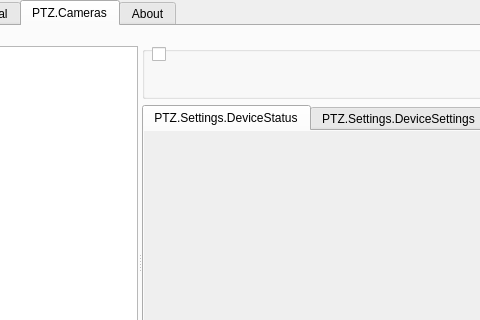
First picture: the form in src/controller/settings.ui, repository glikely/obs-ptz, before the edit; both pictures show x 120 to 600 and y 0 to 320 of the 750 by 500 pixel window.
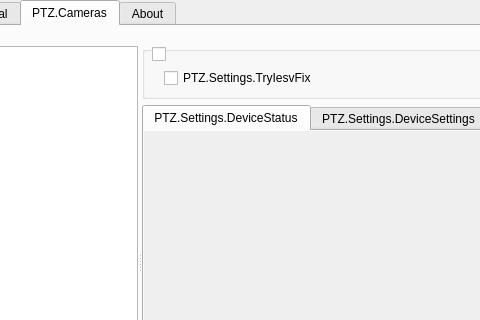
Second picture: the form after the edit. The open tabs and pages were chosen to show the change. Custom widgets are drawn as their Qt base class.

Commit message:
settings: Add a "Try fix for iesv" checkbox for the preview's draw state
For a test build, not for merging: it lets iesv turn the draw state fix
on and off in the running preview and compare the two. It starts off.

Diff of the .ui file:
```diff
--- a/src/controller/settings.ui
+++ b/src/controller/settings.ui
@@ -388,6 +388,13 @@
                  <item alignment="Qt::AlignmentFlag::AlignTop">
                   <widget class="PTZSourceDisplay" name="sourcePreview"/>
                  </item>
+                 <item alignment="Qt::AlignmentFlag::AlignTop">
+                  <widget class="QCheckBox" name="tryIesvFixCheckBox">
+                   <property name="text">
+                    <string>PTZ.Settings.TryIesvFix</string>
+                   </property>
+                  </widget>
+                 </item>
                  <item>
                   <spacer name="topSpacer">
                    <property name="orientation">
```
The commit also changes 5 other files.
